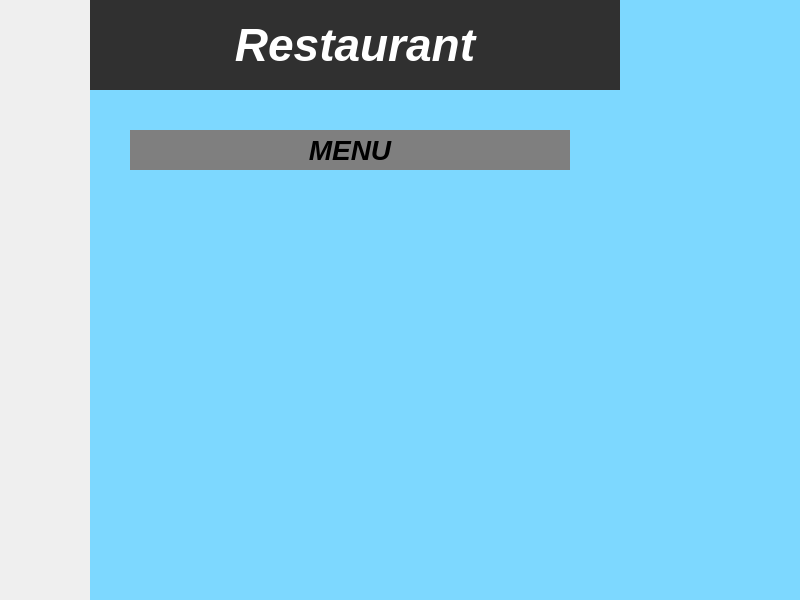
The window that src/windows/mainwindow.ui (fast-food-finder-associates/FastFoodFinder) describes before a commit, drawn with Qt 5.
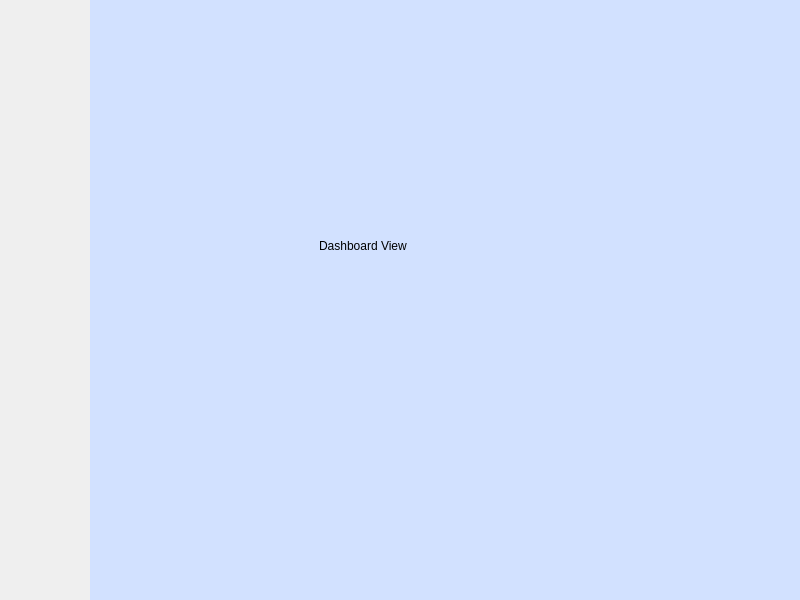
The same window after the commit. The open tabs and pages were chosen to show the change. Icons and pictures are not drawn.

Commit message:
Moved restaurants view into its own class view (#55)
### Key features
* Moved restaurants view into its own class view

### Future Improvements
* none

### Notes
none

```diff
--- a/src/windows/mainwindow.ui
+++ b/src/windows/mainwindow.ui
@@ -93,92 +93,7 @@
       </property>
      </widget>
     </widget>
-    <widget class="QWidget" name="viewRestaurantView">
-     <property name="styleSheet">
-      <string notr="true">QWidget#viewRestaurantView { background-color: #7DD8FF; }
-
-QWidget#currentRestaurantName {
-background-color: #303030;
-font-size: 46px;
-color: white;
-font:bold italic;
-}
-
-QWidget#menu {
-color: black;
-background-color: #7F7F7F;
-font-size: 28px;
-font: bold italic;
-}</string>
-     </property>
-     <widget class="QWidget" name="restaurantList" native="true">
-      <property name="geometry">
-       <rect>
-        <x>530</x>
-        <y>0</y>
-        <width>180</width>
-        <height>600</height>
-       </rect>
-      </property>
-     </widget>
-     <widget class="QWidget" name="menuList" native="true">
-      <property name="geometry">
-       <rect>
-        <x>40</x>
-        <y>169</y>
-        <width>440</width>
-        <height>370</height>
-       </rect>
-      </property>
-      <property name="styleSheet">
-       <string notr="true"/>
-      </property>
-     </widget>
-     <widget class="QLabel" name="currentRestaurantName">
-      <property name="geometry">
-       <rect>
-        <x>0</x>
-        <y>0</y>
-        <width>530</width>
-        <height>90</height>
-       </rect>
-      </property>
-      <property name="styleSheet">
-       <string notr="true"/>
-      </property>
-      <property name="text">
-       <string>Restaurant</string>
-      </property>
-      <property name="alignment">
-       <set>Qt::AlignCenter</set>
-      </property>
-     </widget>
-     <widget class="QLabel" name="menu">
-      <property name="geometry">
-       <rect>
-        <x>40</x>
-        <y>130</y>
-        <width>440</width>
-        <height>40</height>
-       </rect>
-      </property>
-      <property name="styleSheet">
-       <string notr="true"/>
-      </property>
-      <property name="text">
-       <string>MENU</string>
-      </property>
-      <property name="textFormat">
-       <enum>Qt::PlainText</enum>
-      </property>
-      <property name="scaledContents">
-       <bool>false</bool>
-      </property>
-      <property name="alignment">
-       <set>Qt::AlignCenter</set>
-      </property>
-     </widget>
-    </widget>
+    <widget class="QWidget" name="restaurantsView"/>
     <widget class="QWidget" name="adminView"/>
    </widget>
    <widget class="QWidget" name="NavBarWidget" native="true">
```
The commit also changes 6 other files.
